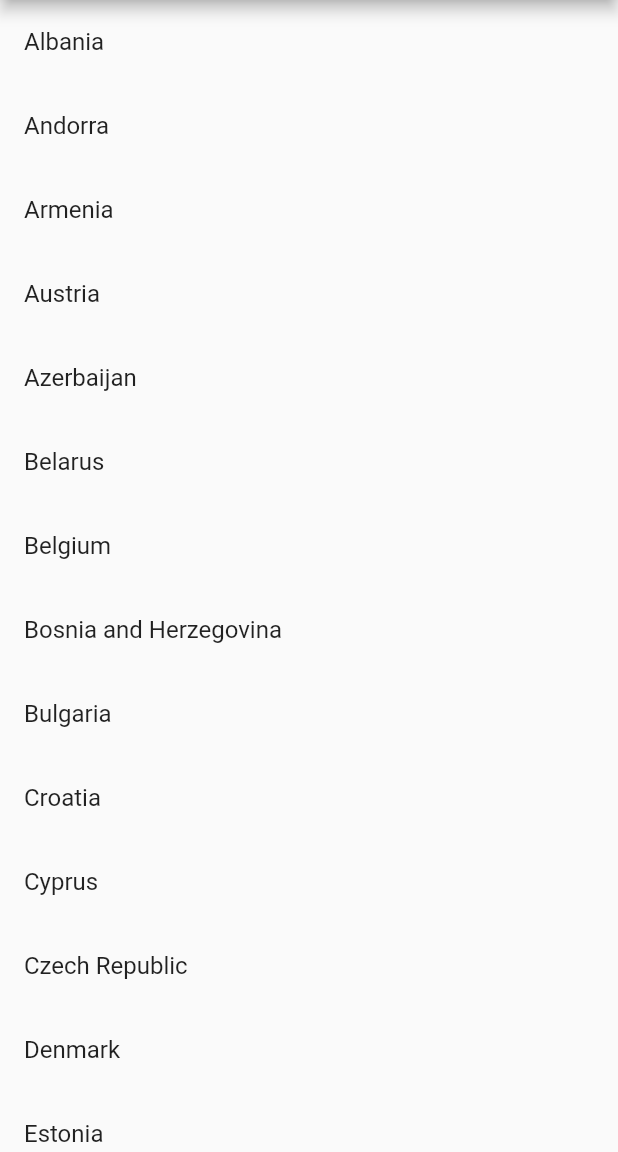
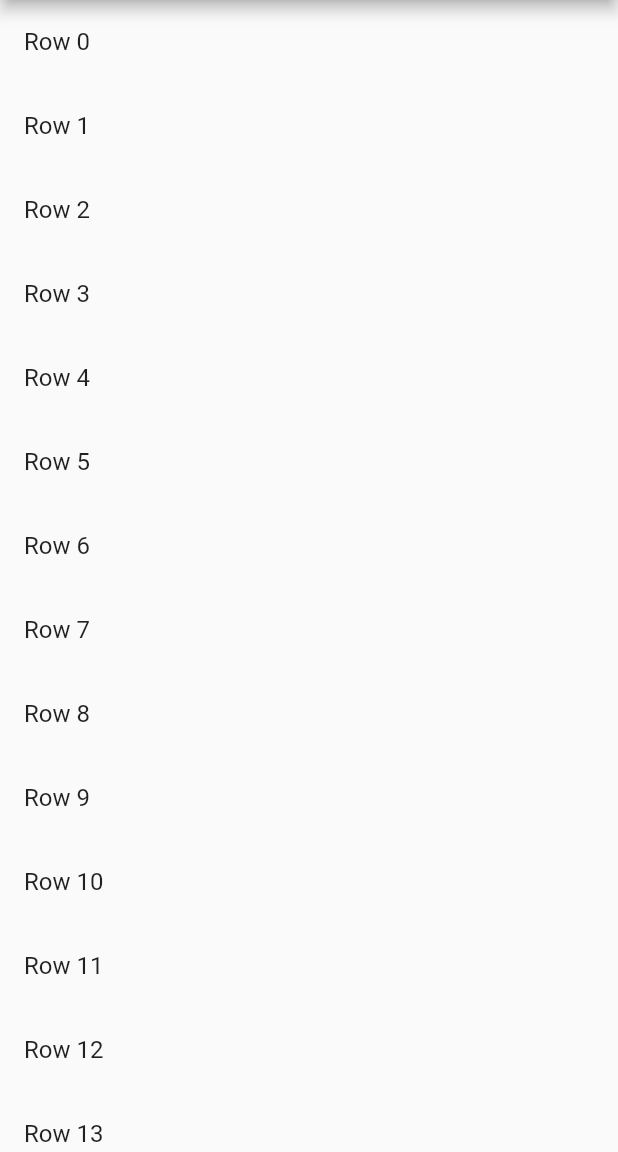
Before and after one commit to ruslanou/flutter-list, a Flutter app: the screen it shows after launch, on a phone screen of 412 x 824 dp, the part 84-1236 px from its top. Run offline on Flutter 3.47's test engine with Material 2 defaults, Android fonts, the phone set to English and light mode, and no system bars.

Commit message:
Making infinite list

```diff
--- a/lib/main.dart
+++ b/lib/main.dart
@@ -40,10 +40,9 @@ Widget _myListView(BuildContext context) {
     'Switzerland', 'Turkey', 'Ukraine', 'United Kingdom', 'Vatikan City'
     ];
   return ListView.builder(
-    itemCount: europeanCountries.length,
     itemBuilder: (context, index) {
       return ListTile(
-        title: Text(europeanCountries[index]),
+        title: Text('Row $index'),
       );
     }
   );
```
